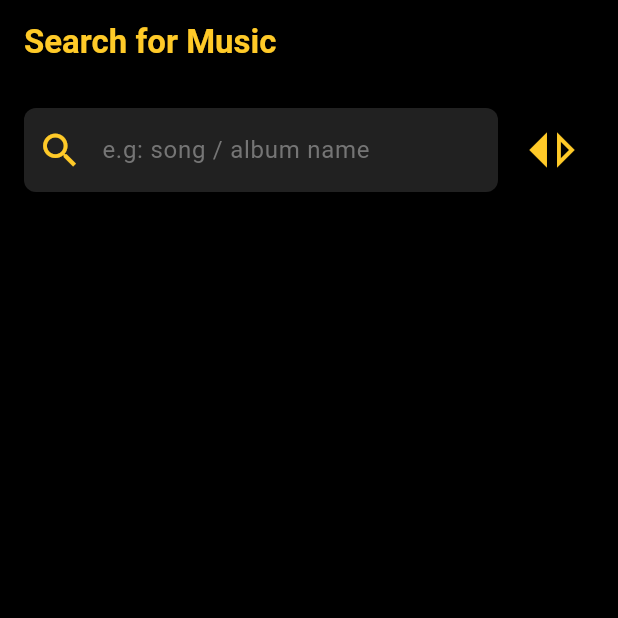
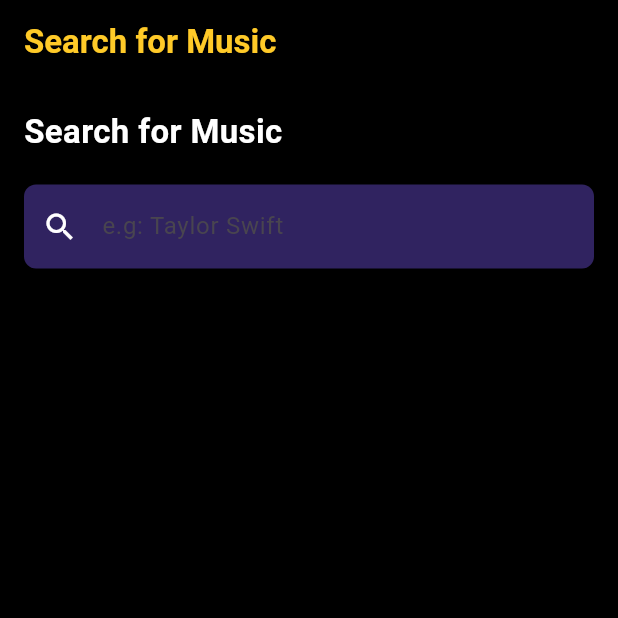
Before and after one commit to bokuwajay/musiclistdemo, a Flutter app: the screen it shows after launch, on a phone screen of 412 x 824 dp, the top half of it. Run offline on Flutter 3.47's test engine with Material 3 defaults, Android fonts, the phone set to English and light mode, and no system bars; our stand-ins replace dio, equatable, flutter_bloc, flutter_dotenv, fpdart, get_it and 1 more.

Commit message:
Revert "Merge branch 'feature/sorting'"
This reverts commit da40fd81495453019d518482c961d639c2dfe55f, reversing
changes made to 40ca56380931448c10c1db70fcabb11ffe614f4b.

```diff
--- a/lib/features/iTunes/presentation/pages/search_view.dart
+++ b/lib/features/iTunes/presentation/pages/search_view.dart
@@ -4,9 +4,8 @@ import 'package:flutter/material.dart';
 import 'package:flutter_bloc/flutter_bloc.dart';
 import 'package:keysoctest/features/iTunes/domain/entities/track_entity.dart';
 import 'package:keysoctest/features/iTunes/presentation/bloc/itunes_bloc.dart';
+import 'package:keysoctest/features/iTunes/presentation/bloc/itunes_event.dart';
 import 'package:keysoctest/features/iTunes/presentation/bloc/itunes_state.dart';
-import 'package:keysoctest/features/iTunes/presentation/widgets/build_search_result_list.dart';
-import 'package:keysoctest/features/iTunes/presentation/widgets/build_search_text_field.dart';
 import 'package:keysoctest/util/dialogs/error_dialog.dart';
 
 class SearchView extends StatefulWidget {
@@ -23,7 +22,6 @@ class _SearchViewState extends State<SearchView> {
   List<TrackEntity> cacheList = [];
   int currentPage = 0;
   final int itemsPerPage = 10;
-  String sortBy = 'trackName';
 
   void _loadMoreItems() {
     setState(() {
@@ -44,23 +42,9 @@ class _SearchViewState extends State<SearchView> {
       return track.trackName!.toLowerCase().contains(lowerQuery) || track.collectionName!.toLowerCase().contains(lowerQuery);
     }).toList();
 
-    filteredList.sort((a, b) {
-      if (sortBy == 'trackName') {
-        return a.trackName!.toLowerCase().compareTo(b.trackName!.toLowerCase());
-      }
-      return a.collectionName!.toLowerCase().compareTo(b.collectionName!.toLowerCase());
-    });
-
     setState(() {
       displayList = filteredList.take(itemsPerPage).toList();
       currentPage = 1;
-    });
-  }
-
-  void _toggleSort() {
-    setState(() {
-      sortBy = sortBy == 'trackName' ? 'collectionName' : 'trackName';
-      _searchInCache(_searchController.text);
     });
   }
 
@@ -100,21 +84,84 @@ class _SearchViewState extends State<SearchView> {
               mainAxisAlignment: MainAxisAlignment.start,
               crossAxisAlignment: CrossAxisAlignment.start,
               children: [
-                Row(
-                  children: [
-                    buildSearchTextField(context, state, _searchController, _debounce, _searchInCache, displayList),
-                    const SizedBox(width: 8.0),
-                    IconButton(
-                        icon: Icon(
-                          size: 40,
-                          sortBy == 'trackName' ? Icons.switch_right : Icons.switch_left,
-                          color: Colors.amber[400],
-                        ),
-                        onPressed: displayList.isEmpty ? null : _toggleSort)
-                  ],
+                const Text(
+                  'Search for Music',
+                  style: TextStyle(color: Colors.white, fontSize: 22.0, fontWeight: FontWeight.bold),
                 ),
-                const SizedBox(height: 20.0),
-                buildSearchResultList(context, state, displayList, cacheList, _loadMoreItems)
+                const SizedBox(
+                  height: 20.0,
+                ),
+                TextField(
+                  controller: _searchController,
+                  style: const TextStyle(color: Colors.white),
+                  decoration: InputDecoration(
+                      filled: true,
+                      fillColor: const Color(0xff302360),
+                      border: OutlineInputBorder(borderRadius: BorderRadius.circular(8.0), borderSide: BorderSide.none),
+                      hintText: "e.g: Taylor Swift",
+                      prefixIcon: const Icon(Icons.search),
+                      prefixIconColor: Colors.white,
+                      suffixIconConstraints: const BoxConstraints(minWidth: 16, minHeight: 16),
+                      suffixIcon: state is ItunesStateLoading
+                          ? const Padding(
+                              padding: EdgeInsets.all(12.0),
+                              child: CircularProgressIndicator(
+                                strokeWidth: 2.0,
+                                color: Colors.white,
+                              ),
+                            )
+                          : null),
+                  onChanged: (value) {
+                    if (_debounce?.isActive ?? false) {
+                      _debounce?.cancel();
+                    }
+
+                    _debounce = Timer(const Duration(milliseconds: 700), () async {
+                      if (value.length > 2) {
+                        _searchInCache(value);
+
+                        if (displayList.isEmpty) {
+                          context.read<ItunesBloc>().add(ItunesEventSearch(term: value));
+                        }
+                      }
+                    });
+                  },
+                  enabled: state is! ItunesStateLoading,
+                ),
+                const SizedBox(
+                  height: 20.0,
+                ),
+                Expanded(
+                  child: state is ItunesStateSearchSuccessful && displayList.isEmpty
+                      ? const Center(
+                          child: Text(
+                            'No results found',
+                            style: TextStyle(fontSize: 30, color: Colors.white70),
+                          ),
+                        )
+                      : NotificationListener(
+                          onNotification: (ScrollNotification scrollInfo) {
+                            if (scrollInfo.metrics.pixels == scrollInfo.metrics.maxScrollExtent && displayList.length < cacheList.length) {
+                              _loadMoreItems();
+                            }
+                            return false;
+                          },
+                          child: ListView.builder(
+                            itemCount: displayList.length,
+                            itemBuilder: (context, index) => ListTile(
+                              contentPadding: const EdgeInsets.all(8.0),
+                              leading: Image.network(displayList[index].image!),
+                              title: Text(
+                                displayList[index].trackName!,
+                                style: const TextStyle(color: Colors.white, fontWeight: FontWeight.bold),
+                              ),
+                              subtitle: Text(
+                                'Album: ${displayList[index].collectionName!}',
+                                style: const TextStyle(color: Colors.white60),
+                              ),
+                            ),
+                          )),
+                )
               ],
             ),
           ),
```
